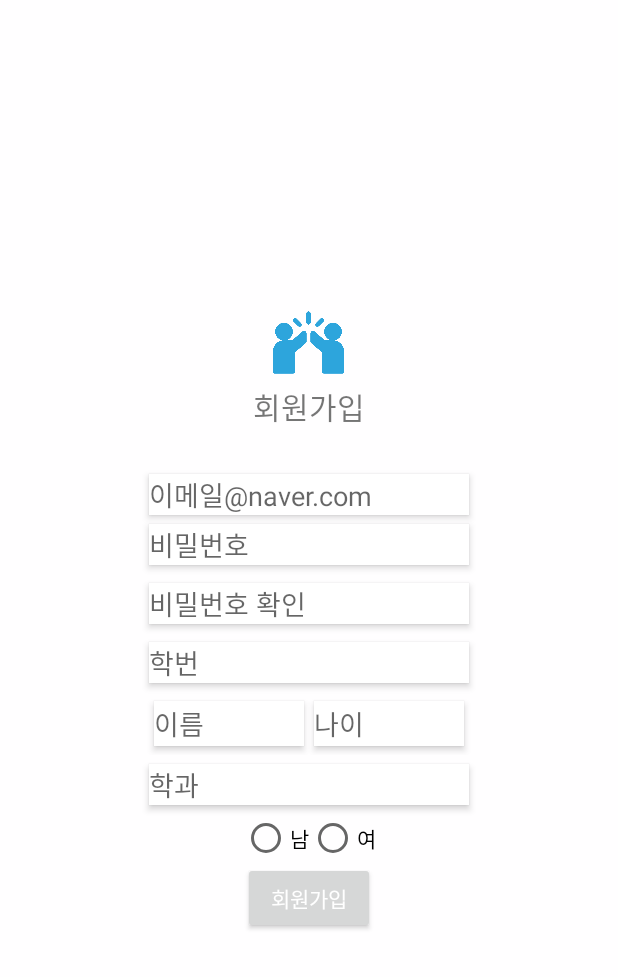
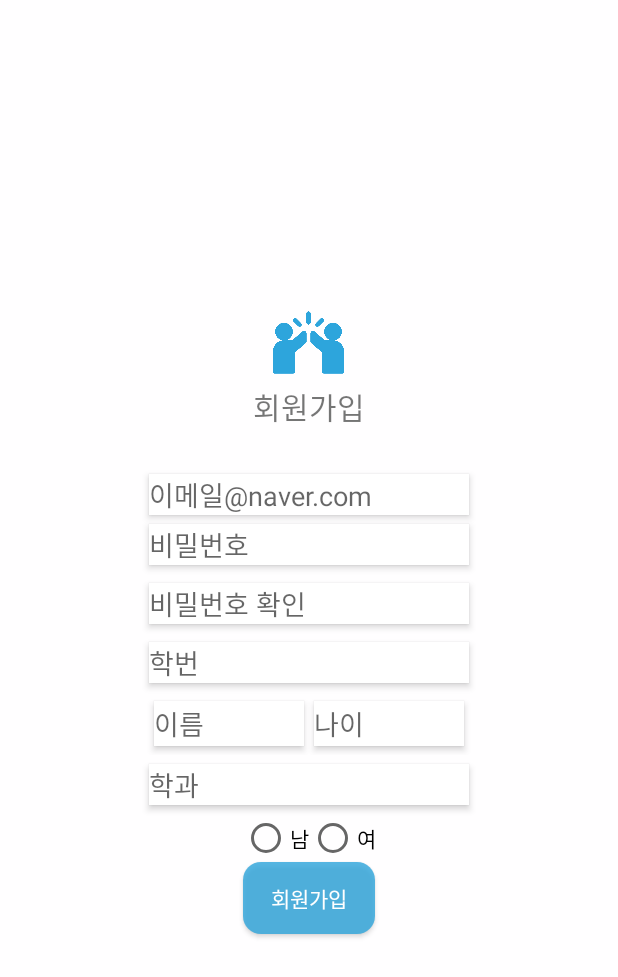
Before and after one commit to yjsmk0902/CAMPUS_Mate, an Android app: the JoinActivity screen opened directly, with no data from a screen before it, on a phone screen of 412 x 824 dp. Shown: the top 977 px of the screen. Run offline under Robolectric (Android 15) with nearby library versions, the phone set to English and light mode, and no system bars; our stand-ins replace Firebase (no records; nobody signed in at launch, a user with empty details on screens opened directly).

Commit message:
디자인 최종수정

```diff
--- /dev/null
+++ b/app/src/main/res/drawable/button_background.xml
@@ -0,0 +1,11 @@
+<?xml version="1.0" encoding="utf-8"?>
+<shape xmlns:android="http://schemas.android.com/apk/res/android">
+    android:padding="10dp"
+    android:shape="rectangle" >
+    <solid android:color="#CC2da5dc" />
+    <corners
+        android:bottomLeftRadius="12dp"
+        android:bottomRightRadius="12dp"
+        android:topLeftRadius="12dp"
+        android:topRightRadius="12dp" />
+</shape>
--- a/app/src/main/res/layout/activity_join.xml
+++ b/app/src/main/res/layout/activity_join.xml
@@ -22,11 +22,11 @@
         </ImageView>
 
         <TextView
-        android:id="@+id/textView2"
-        android:layout_width="wrap_content"
-        android:layout_height="wrap_content"
-        android:text="회원가입"
-        android:textSize="20sp" />
+            android:id="@+id/textView2"
+            android:layout_width="wrap_content"
+            android:layout_height="wrap_content"
+            android:text="회원가입"
+            android:textSize="20sp" />
     </LinearLayout>
 
     <EditText
@@ -143,10 +143,9 @@
         android:onClick="createUser"
         android:text="회원가입"
         android:textColor="#FFFFFF"
-        app:layout_constraintEnd_toEndOf="parent"
-        app:layout_constraintHorizontal_bias="0.0"
-        app:layout_constraintStart_toStartOf="parent"
-        app:layout_constraintTop_toBottomOf="@+id/edit_join_pw" />
+        android:background="@drawable/button_background"
+        android:shadowRadius="5" />
+
 
 
 </LinearLayout>
```
Also changed, not shown: app/src/main/res/layout/activity_login.xml (+9 -1 lines), app/src/main/res/layout/fragment_home.xml (+24 -10 lines), app/src/main/res/layout/fragment_open.xml (+32 -16 lines), app/src/main/res/layout/item_home_list.xml (+12 -9 lines), app/src/main/res/drawable/category.png (deleted), app/src/main/res/drawable/check.png (added), app/src/main/res/drawable/home.png (deleted), app/src/main/res/drawable/join.png (added), app/src/main/res/drawable/manage.png (deleted), app/src/main/res/drawable/mypage.png (deleted), app/src/main/res/drawable/open.png (deleted), app/src/main/res/drawable/out.png (deleted), app/src/main/res/drawable/search.PNG (added), 1 other file.
